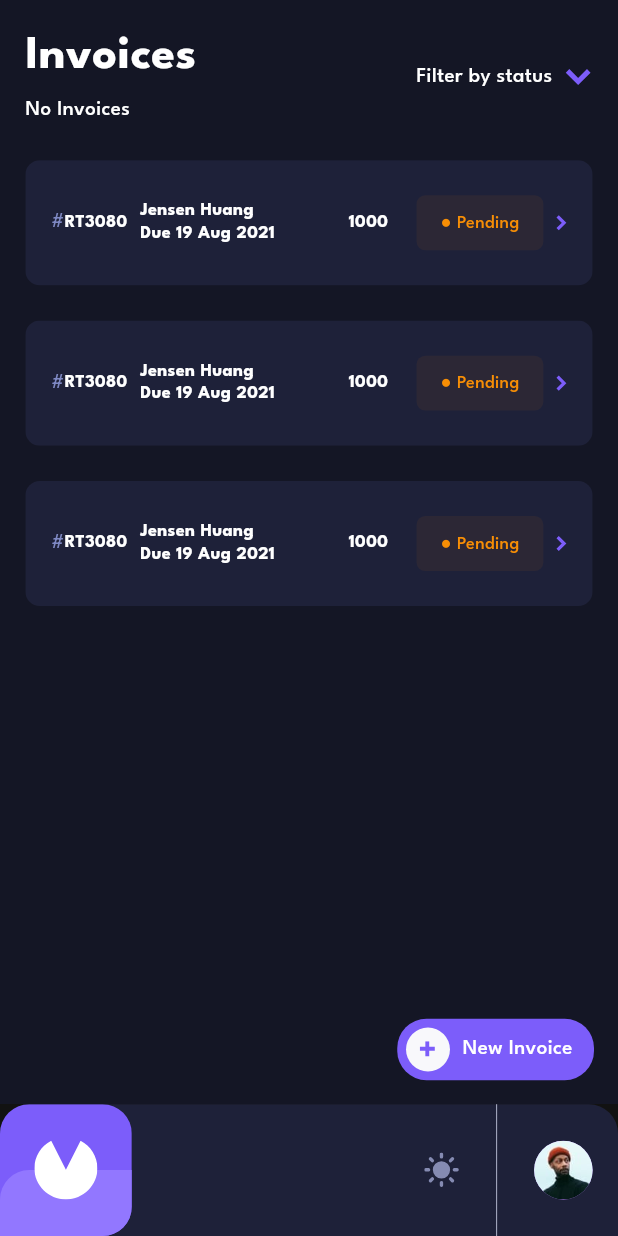
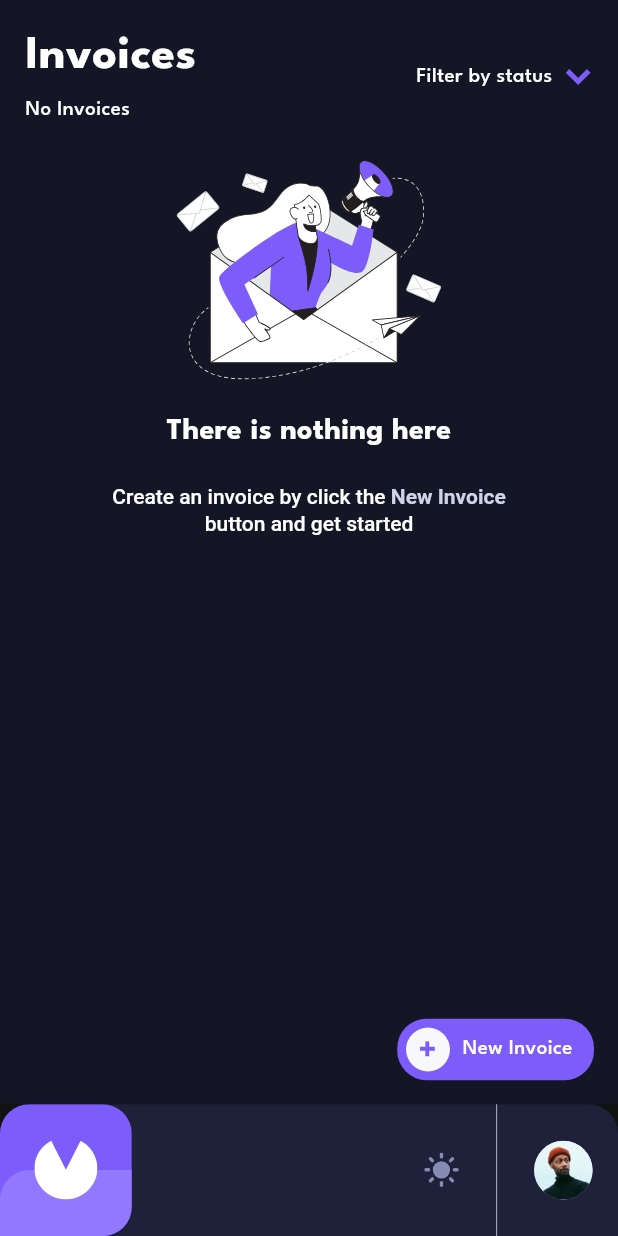
Before and after one commit to BaoTrung37/Blue_invoice, a Flutter app: the screen it shows after launch, on a phone screen of 412 x 824 dp. Run offline on Flutter 3.47's test engine with Material 3 defaults, Android fonts, the phone set to English and light mode, and no system bars; our stand-ins replace auto_route, bloc, flutter_bloc, flutter_screenutil, flutter_svg, freezed_annotation and 4 more; accounts and stored records are empty; generated files the repository leaves out were written again; statements that could not run were skipped.

Commit message:
show invoices data

```diff
--- a/invoice_app/lib/data/model/invoice.dart
+++ b/invoice_app/lib/data/model/invoice.dart
@@ -1,7 +1,9 @@
 // ignore_for_file: invalid_annotation_target
 
+import 'package:collection/collection.dart';
 import 'package:freezed_annotation/freezed_annotation.dart';
 import 'package:invoice_app/data/local/isar_db/isar_extension.dart';
+import 'package:invoice_app/presentation/presentation.dart';
 import 'package:isar/isar.dart';
 
 part 'invoice.freezed.dart';
@@ -27,6 +29,11 @@ class Invoice with _$Invoice {
   }) = _InvoiceCollection;
 
   Id get invoiceId => Isar.autoIncrement;
+
+  InvoiceStatusType get invoiceStatus =>
+      InvoiceStatusType.values.firstWhereOrNull(
+          (element) => element.name.toLowerCase() == status.toLowerCase()) ??
+      InvoiceStatusType.daft;
 
   factory Invoice.fromJson(Map<String, dynamic> json) =>
       _$InvoiceFromJson(json);
--- /dev/null
+++ b/invoice_app/lib/domain/use_cases/invoices/get_all_invoices_use_case.dart
@@ -0,0 +1,18 @@
+// ignore_for_file: public_member_api_docs, sort_constructors_first
+import 'package:injectable/injectable.dart';
+import 'package:invoice_app/data/local/isar_db/isar_database.dart';
+import 'package:invoice_app/data/model/invoice.dart';
+import 'package:invoice_app/domain/use_cases/use_cases.dart';
+
+@injectable
+class GetAllInvoicesUseCase implements FutureOutputUseCase<List<Invoice>> {
+  final IsarDatabase isarDatabase;
+  GetAllInvoicesUseCase({
+    required this.isarDatabase,
+  });
+
+  @override
+  Future<List<Invoice>> run() {
+    return isarDatabase.getInvoices();
+  }
+}
--- /dev/null
+++ b/invoice_app/lib/domain/use_cases/use_cases.dart
@@ -0,0 +1 @@
+export 'use_case.dart';
--- /dev/null
+++ b/invoice_app/lib/presentation/pages/home/cubit/invoice_controller_cubit.dart
@@ -0,0 +1,35 @@
+// ignore_for_file: public_member_api_docs, sort_constructors_first
+import 'package:bloc/bloc.dart';
+import 'package:freezed_annotation/freezed_annotation.dart';
+import 'package:injectable/injectable.dart';
+import 'package:invoice_app/data/model/invoice.dart';
+import 'package:invoice_app/domain/use_cases/invoices/get_all_invoices_use_case.dart';
+
+import '../../../widgets/enums/loading_status.dart';
+
+part 'invoice_controller_cubit.freezed.dart';
+part 'invoice_controller_state.dart';
+
+@lazySingleton
+class InvoiceControllerCubit extends Cubit<InvoiceControllerState> {
+  InvoiceControllerCubit(
+    this.getAllInvoicesUseCase,
+  ) : super(const InvoiceControllerState());
+
+  final GetAllInvoicesUseCase getAllInvoicesUseCase;
+
+  Future<void> initData() async {
+    try {
+      emit(state.copyWith(loadingStatus: LoadingStatus.process));
+
+      final invoices = await getAllInvoicesUseCase.run();
+
+      emit(state.copyWith(
+        loadingStatus: LoadingStatus.success,
+        invoices: invoices,
+      ));
+    } catch (e) {
+      emit(state.copyWith(loadingStatus: LoadingStatus.error));
+    }
+  }
+}
--- /dev/null
+++ b/invoice_app/lib/presentation/pages/home/cubit/invoice_controller_state.dart
@@ -0,0 +1,9 @@
+part of 'invoice_controller_cubit.dart';
+
+@freezed
+class InvoiceControllerState with _$InvoiceControllerState {
+  const factory InvoiceControllerState({
+    @Default(LoadingStatus.initial) LoadingStatus loadingStatus,
+    @Default([]) List<Invoice> invoices,
+  }) = _InvoiceControllerState;
+}
--- a/invoice_app/lib/presentation/pages/home/screen/home_screen.dart
+++ b/invoice_app/lib/presentation/pages/home/screen/home_screen.dart
@@ -1,12 +1,14 @@
 import 'package:auto_route/auto_route.dart';
 import 'package:flutter/material.dart';
+import 'package:flutter_bloc/flutter_bloc.dart';
 import 'package:flutter_screenutil/flutter_screenutil.dart';
-import 'package:invoice_app/data/local/isar_db/isar_database.dart';
 import 'package:invoice_app/gen/assets.gen.dart';
 import 'package:invoice_app/injection/di.dart';
-import 'package:invoice_app/presentation/pages/home/widgets/invoice_item.dart';
+import 'package:invoice_app/presentation/pages/home/cubit/invoice_controller_cubit.dart';
 import 'package:invoice_app/presentation/resources/app_colors.dart';
 import 'package:invoice_app/presentation/resources/app_text_styles.dart';
+
+import '../widgets/invoice_item.dart';
 
 @RoutePage()
 class HomeScreen extends StatefulWidget {
@@ -20,12 +22,16 @@ class _HomeScreenState extends State<HomeScreen> {
   @override
   void initState() {
     super.initState();
-    getIt.get<IsarDatabase>().importJson();
+    // getIt.get<IsarDatabase>().importJson();
+
+    getIt.get<InvoiceControllerCubit>().initData();
   }
 
   @override
   Widget build(BuildContext context) {
-    return Scaffold(
+    return BlocProvider(
+      create: (context) => getIt.get<InvoiceControllerCubit>(),
+      child: Scaffold(
         backgroundColor: context.colors.backgroundPrimary,
         body: SafeArea(
           child: Padding(
@@ -40,6 +46,7 @@ class _HomeScreenState extends State<HomeScreen> {
           ),
         ),
         floatingActionButton: _buildNewInvoiceButton(context),
+      ),
     );
   }
 
@@ -104,19 +111,39 @@ class _MainContent extends StatelessWidget {
 
   @override
   Widget build(BuildContext context) {
-    return _buildInvoiceList();
-    // return _buildEmptyInvoiceList();
+    return BlocBuilder<InvoiceControllerCubit, InvoiceControllerState>(
+      builder: (context, state) {
+        if (state.invoices.isNotEmpty) {
+          return _buildInvoiceList(state);
+        } else {
+          return _buildEmptyInvoiceList();
+        }
+      },
+    );
   }
 
-  Widget _buildInvoiceList() {
-    return Column(
-      children: [
-        const InvoiceItem(),
-        24.verticalSpace,
-        const InvoiceItem(),
-        24.verticalSpace,
-        const InvoiceItem(),
-      ],
+  Widget _buildInvoiceList(InvoiceControllerState state) {
+    // return Column(
+    //   children: [
+    //     const InvoiceItem(),
+    //     24.verticalSpace,
+    //     const InvoiceItem(),
+    //     24.verticalSpace,
+    //     const InvoiceItem(),
+    //   ],
+    // );
+    final invoices = state.invoices;
+    return Expanded(
+      child: ListView.separated(
+        shrinkWrap: true,
+        itemBuilder: (context, index) {
+          return InvoiceItem(
+            invoice: invoices[index],
+          );
+        },
+        separatorBuilder: (context, index) => 16.verticalSpace,
+        itemCount: invoices.length,
+      ),
     );
   }
 
--- a/invoice_app/lib/presentation/pages/home/widgets/invoice_item.dart
+++ b/invoice_app/lib/presentation/pages/home/widgets/invoice_item.dart
@@ -1,21 +1,27 @@
+// ignore_for_file: public_member_api_docs, sort_constructors_first
 import 'package:flutter/material.dart';
 import 'package:flutter_screenutil/flutter_screenutil.dart';
+import 'package:invoice_app/data/model/invoice.dart';
 import 'package:invoice_app/gen/assets.gen.dart';
+import 'package:invoice_app/presentation/utilities/extensions/date_time_extension.dart';
 
 import '../../../resources/resources.dart';
 import '../../../widgets/widgets.dart';
 
 class InvoiceItem extends StatelessWidget {
   const InvoiceItem({
-    super.key,
-  });
+    Key? key,
+    required this.invoice,
+  }) : super(key: key);
+
+  final Invoice invoice;
 
   @override
   Widget build(BuildContext context) {
     return ClipRRect(
       borderRadius: BorderRadius.circular(10.r),
       child: Container(
-        padding: EdgeInsets.symmetric(horizontal: 16.w, vertical: 24.h),
+        padding: EdgeInsets.symmetric(horizontal: 16.w, vertical: 20.h),
         color: context.colors.backgroundSecondary,
         child: Row(
           children: [
@@ -27,36 +33,36 @@ class InvoiceItem extends StatelessWidget {
                     color: const Color(0xFF7E88C3),
                   ),
                 ),
-                const Text(
-                  'RT3080',
+                Text(
+                  invoice.id,
                   style: AppTextStyles.hs3,
                 ),
               ],
             ),
             8.horizontalSpace,
-            const Expanded(
+            Expanded(
               child: Column(
                 crossAxisAlignment: CrossAxisAlignment.start,
                 children: [
                   Text(
-                    'Jensen Huang',
+                    invoice.clientName,
                     style: AppTextStyles.hs3,
                   ),
                   Text(
-                    'Due 19 Aug 2021',
+                    invoice.paymentDue.formatddMMMyyyy,
                     style: AppTextStyles.hs3,
                   ),
                 ],
               ),
             ),
             4.horizontalSpace,
-            const Text(
-              '1000',
+            Text(
+              '£ ${invoice.total.toStringAsFixed(2)}',
               style: AppTextStyles.hs3,
             ),
             18.horizontalSpace,
-            const InvoiceStatusButton(
-              invoiceStatusType: InvoiceStatusType.pending,
+            InvoiceStatusButton(
+              invoiceStatusType: invoice.invoiceStatus,
             ),
             8.horizontalSpace,
             Assets.icons.iconArrowRight.svg(height: 11.h),
--- /dev/null
+++ b/invoice_app/lib/presentation/utilities/extensions/date_time_extension.dart
@@ -0,0 +1,5 @@
+import 'package:intl/intl.dart';
+
+extension DateTimeExtension on DateTime {
+  String get formatddMMMyyyy => DateFormat('dd MMM yyyy').format(this);
+}
--- /dev/null
+++ b/invoice_app/lib/presentation/utilities/extensions/extension.dart
@@ -0,0 +1 @@
+export 'date_time_extension.dart';
--- a/invoice_app/lib/presentation/utilities/utilities.dart
+++ b/invoice_app/lib/presentation/utilities/utilities.dart
@@ -1 +1,2 @@
 export 'constant/constant.dart';
+export 'extensions/extension.dart';
--- a/invoice_app/lib/presentation/widgets/enums/enums.dart
+++ b/invoice_app/lib/presentation/widgets/enums/enums.dart
@@ -1 +1,2 @@
 export 'invoice_status_type.dart';
+export 'loading_status.dart';
--- /dev/null
+++ b/invoice_app/lib/presentation/widgets/enums/loading_status.dart
@@ -0,0 +1,6 @@
+enum LoadingStatus {
+  initial,
+  process,
+  success,
+  error,
+}
```
Also changed, not shown: invoice_app/lib/domain/use_cases/use_case.dart (added, +7 -0 lines), invoice_app/lib/domain/domain.dart (added), invoice_app/lib/domain/use_cases/invoices/invoices.dart (added). Lines whose indentation alone changed are shown as unchanged.
